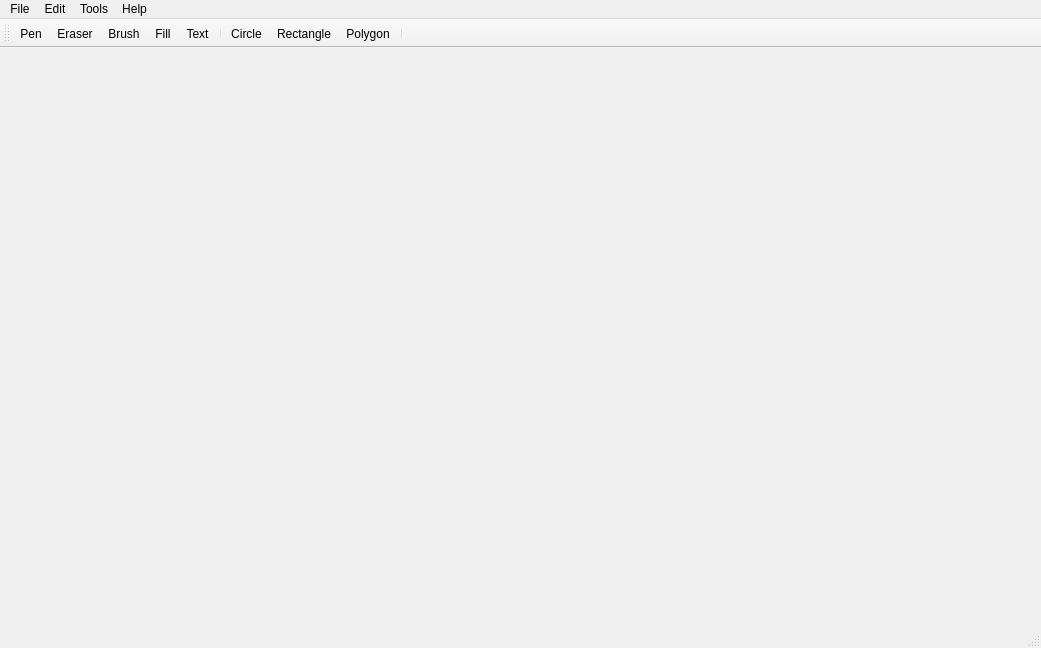
Qt form mainwindow.ui (0xMartin/QtBitmapEditor) before a commit.
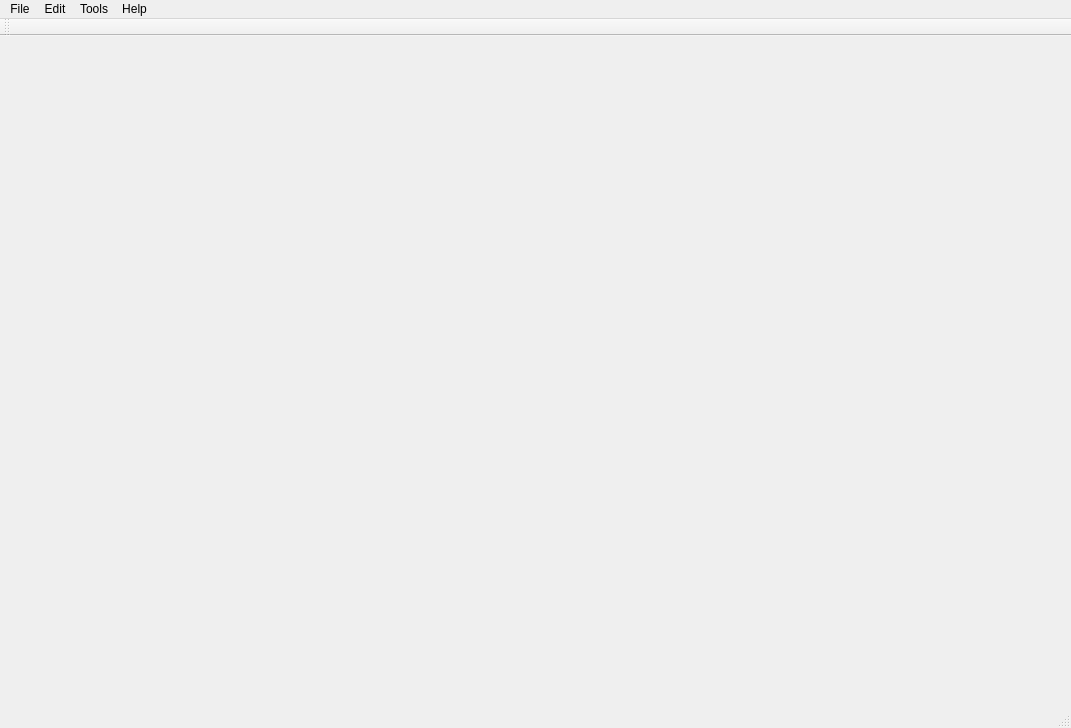
The same form after that commit. Icons and pictures are not drawn.

What changed in the file:
```diff
--- a/mainwindow.ui
+++ b/mainwindow.ui
@@ -6,8 +6,8 @@
    <rect>
     <x>0</x>
     <y>0</y>
-    <width>1041</width>
-    <height>648</height>
+    <width>1071</width>
+    <height>728</height>
    </rect>
   </property>
   <property name="windowTitle">
@@ -34,7 +34,7 @@
     <rect>
      <x>0</x>
      <y>0</y>
-     <width>1041</width>
+     <width>1071</width>
      <height>23</height>
     </rect>
    </property>
@@ -91,16 +91,6 @@
    <attribute name="toolBarBreak">
     <bool>false</bool>
    </attribute>
-   <addaction name="actionPen"/>
-   <addaction name="actionEraser"/>
-   <addaction name="actionBrush"/>
-   <addaction name="actionFill"/>
-   <addaction name="actionText"/>
-   <addaction name="separator"/>
-   <addaction name="actionCircle"/>
-   <addaction name="actionRectangle"/>
-   <addaction name="actionPolygon"/>
-   <addaction name="separator"/>
   </widget>
   <action name="actionNew_project">
    <property name="icon">
```
Left out of the diff: 25 changed lines with no effect on the pictures.
